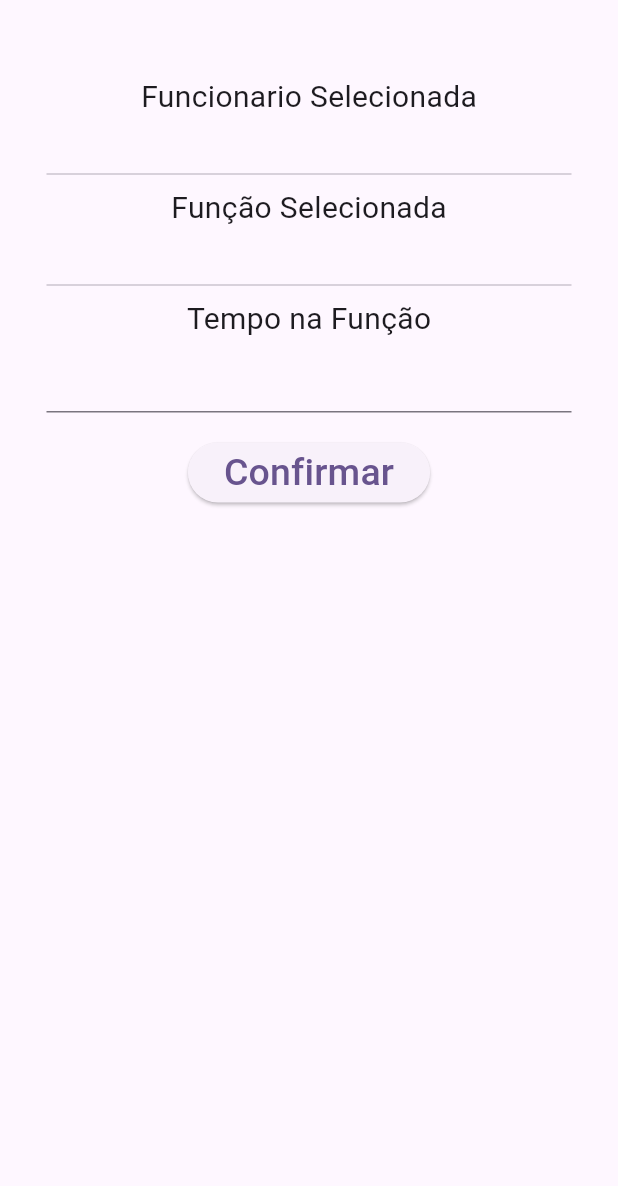
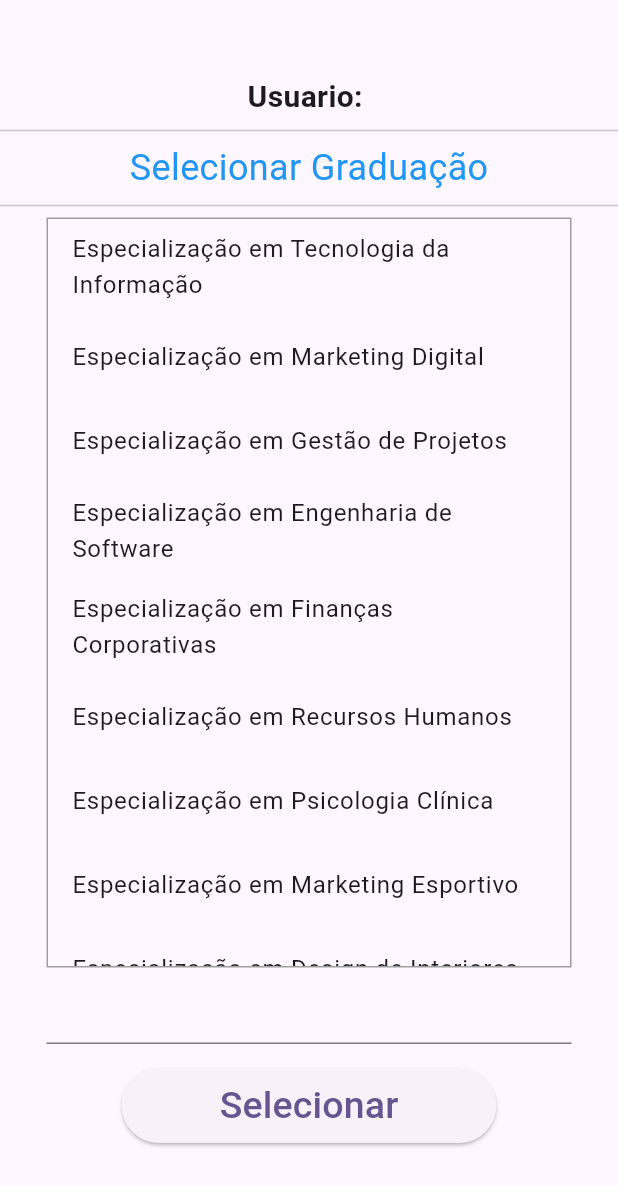
Before and after one commit to ZeroPirata/simuladoflutter, a Flutter app: the FormsFuncoes screen opened directly with empty values, after a tap on "Selecionar", on a phone screen of 412 x 824 dp. Shown: the top 1186 px of the screen. Run offline on Flutter 3.47's test engine with Material 3 defaults, Android fonts, the phone set to English and light mode, and no system bars.

Commit message:
Envio da prova

```diff
--- a/lib/listfuncoes.dart
+++ b/lib/listfuncoes.dart
@@ -2,42 +2,59 @@ import 'package:flutter/material.dart';
 import 'package:simulado/tempofunc.dart';
 
 class FormsFuncoes extends StatefulWidget {
-  const FormsFuncoes({super.key, required this.funcionario});
+  const FormsFuncoes({super.key, required this.curso, required this.conclusaoTecnico, required this.user});
 
-  final String funcionario;
+  final String curso;
+  final String user;
+  final TextEditingController conclusaoTecnico;
 
   @override
   State<FormsFuncoes> createState() => _FormsFuncoesState();
 }
 
 class _FormsFuncoesState extends State<FormsFuncoes> {
-  List<String> funcoesDaEmpresa = [
-    "Gerente Geral",
-    "Gerente de Recursos Humanos",
-    "Gerente de Vendas",
-    "Gerente de Marketing",
-    "Gerente de Finanças",
-    "Analista de Dados",
-    "Desenvolvedor de Software",
-    "Designer Gráfico",
-    "Especialista em Marketing Digital",
-    "Gerente de Projetos",
-    "Assistente Administrativo",
-    "Analista de Recursos Humanos",
-    "Contador",
-    "Analista de Qualidade",
-    "Analista de Suporte Técnico",
+  final List<String> niveisGraduacao = [
+    "Bacharelado",
+    "Licenciatura",
+    "Mestrado",
+    "Doutorado",
+    "Pós-Graduação",
+    "Graduação Tecnológica",
+    "Especialização",
+    "Diploma",
+    "Associado",
+    "Certificação",
   ];
+
   String _selectItem = "";
   void changeSelectedItem(String e) {
     setState(() {
       _selectItem = e;
     });
   }
+  TextEditingController _conclusao = TextEditingController();
+  @override
+  void dispose() {
+    _conclusao.dispose();
+    super.dispose();
+  }
+
+    void handleConclusao(TextEditingController e) {
+    setState(() {
+      _conclusao = e;
+    });
+  }
+
+
 
   @override
   Widget build(BuildContext context) {
-    String funcionario = widget.funcionario;
+
+    String userCurso = widget.curso;
+    String user = widget.user;
+    String conclusaoUser = widget.conclusaoTecnico.text;
+
+
     return Scaffold(
         body: Align(
       alignment: Alignment.center,
@@ -47,12 +64,12 @@ class _FormsFuncoesState extends State<FormsFuncoes> {
         children: [
           const SizedBox(height: 50.0),
           Text(
-            "Funcionario Selecionado\n$funcionario",
+            "Usuario: $user",
             style: const TextStyle(fontWeight: FontWeight.bold, fontSize: 20),
           ),
           const Divider(),
           const Text(
-            'Selecionar Função',
+            'Selecionar Graduação',
             style: TextStyle(fontSize: 24.0, color: Colors.blue),
           ),
           const Divider(),
@@ -67,22 +84,31 @@ class _FormsFuncoesState extends State<FormsFuncoes> {
             ),
             child: ListView.builder(
               shrinkWrap: true,
-              itemCount: funcoesDaEmpresa.length,
+              itemCount: niveisGraduacao.length,
               itemBuilder: (BuildContext context, int index) {
                 return ListTile(
-                  title: _selectItem == funcoesDaEmpresa[index]
+                  title: _selectItem == niveisGraduacao[index]
                       ? Text(
-                          funcoesDaEmpresa[index],
+                          niveisGraduacao[index],
                           style: const TextStyle(color: Colors.red),
                         )
-                      : Text(funcoesDaEmpresa[index]),
+                      : Text(niveisGraduacao[index]),
                   onTap: () {
-                    changeSelectedItem(funcoesDaEmpresa[index]);
+                    changeSelectedItem(niveisGraduacao[index]);
                   },
                 );
               },
             ),
           ),
+          const SizedBox(height: 16.0),
+            SizedBox(
+              width: 350,
+              height: 35,
+              child: TextField(
+                  controller: _conclusao,
+                  keyboardType: TextInputType.number,
+                )
+            ),
           const SizedBox(height: 16.0),
           SizedBox(
             width: 250,
@@ -93,8 +119,11 @@ class _FormsFuncoesState extends State<FormsFuncoes> {
                     context,
                     MaterialPageRoute(
                         builder: (context) => TempoFunc(
-                              funcionario: funcionario,
-                              funcao: _selectItem,
+                              usuario: user,
+                              curso: userCurso,
+                              cursoTempo: conclusaoUser,
+                              graduacao: _selectItem,
+                              graduacaoTempo: _conclusao.text,
                             )));
               },
               style: ElevatedButton.styleFrom(
--- a/lib/tempofunc.dart
+++ b/lib/tempofunc.dart
@@ -2,10 +2,19 @@ import 'package:flutter/material.dart';
 import 'package:simulado/ultimatela.dart';
 
 class TempoFunc extends StatefulWidget {
-  const TempoFunc({super.key, required this.funcionario, required this.funcao});
+  const TempoFunc(
+      {super.key,
+      required this.usuario,
+      required this.curso,
+      required this.graduacao,
+      required this.graduacaoTempo,
+      required this.cursoTempo});
 
-  final String funcionario;
-  final String funcao;
+  final String usuario;
+  final String curso;
+  final String graduacao;
+  final String graduacaoTempo;
+  final String cursoTempo;
 
   @override
   State<TempoFunc> createState() => _FormsTempoFunc();
@@ -20,54 +29,126 @@ class _FormsTempoFunc extends State<TempoFunc> {
     });
   }
 
+  String _selectItem = "";
+  void changeSelectedItem(String e) {
+    setState(() {
+      _selectItem = e;
+    });
+  }
+
+  final List<String> especializacoes = [
+    "Especialização em Tecnologia da Informação",
+    "Especialização em Marketing Digital",
+    "Especialização em Gestão de Projetos",
+    "Especialização em Engenharia de Software",
+    "Especialização em Finanças Corporativas",
+    "Especialização em Recursos Humanos",
+    "Especialização em Psicologia Clínica",
+    "Especialização em Marketing Esportivo",
+    "Especialização em Design de Interiores",
+    "Especialização em Medicina Cardiológica",
+    "Especialização em Educação Inclusiva",
+    "Especialização em Nutrição Clínica",
+    "Especialização em Direito do Trabalho",
+    "Especialização em Energias Renováveis",
+    "Especialização em Logística e Cadeia de Suprimentos",
+  ];
+
+  TextEditingController _conclusao = TextEditingController();
+  @override
+  void dispose() {
+    _conclusao.dispose();
+    super.dispose();
+  }
+
+  void handleConclusao(TextEditingController e) {
+    setState(() {
+      _conclusao = e;
+    });
+  }
+
   @override
   Widget build(BuildContext context) {
-    String funcionario = widget.funcionario;
-    String funcao = widget.funcao;
+    String usuario = widget.usuario;
     return Scaffold(
         body: Align(
+      alignment: Alignment.center,
       child: Column(
+        crossAxisAlignment: CrossAxisAlignment.center,
+        mainAxisSize: MainAxisSize.max,
         children: [
           const SizedBox(height: 50.0),
-          SizedBox(
-            width: 350,
-            child: Column(
-              children: [
           Text(
-                  "Funcionario Selecionada\n$funcionario",
-                  style: const TextStyle(fontSize: 20),
-                ),
-                const Divider(),
-                Text(
-                  "Função Selecionada\n$funcao",
-                  style: const TextStyle(fontSize: 20),
+            "Usuario: $usuario",
+            style: const TextStyle(fontWeight: FontWeight.bold, fontSize: 20),
           ),
           const Divider(),
           const Text(
-                  "Tempo na Função",
-                  style: TextStyle(fontSize: 20),
+            'Selecionar Graduação',
+            style: TextStyle(fontSize: 24.0, color: Colors.blue),
           ),
-                TextField(
-                  controller: tempoFuncao,
+          const Divider(),
+          Container(
+            width: 350,
+            height: 500,
+            decoration: BoxDecoration(
+              border: Border.all(
+                color: Colors.grey,
+                width: 1.0,
+              ),
+            ),
+            child: ListView.builder(
+              shrinkWrap: true,
+              itemCount: especializacoes.length,
+              itemBuilder: (BuildContext context, int index) {
+                return ListTile(
+                  title: _selectItem == especializacoes[index]
+                      ? Text(
+                          especializacoes[index],
+                          style: const TextStyle(color: Colors.red),
+                        )
+                      : Text(especializacoes[index]),
+                  onTap: () {
+                    changeSelectedItem(especializacoes[index]);
+                  },
+                );
+              },
+            ),
+          ),
+          const SizedBox(height: 16.0),
+          SizedBox(
+              width: 350,
+              height: 35,
+              child: TextField(
+                controller: _conclusao,
                 keyboardType: TextInputType.number,
-                ),
-                const SizedBox(height: 16),
-                ElevatedButton(
-                  onPressed: () => {
+              )),
+          const SizedBox(height: 16.0),
+          SizedBox(
+            width: 250,
+            height: 50,
+            child: ElevatedButton(
+              onPressed: () {
                 Navigator.push(
                     context,
                     MaterialPageRoute(
-                            builder: (context) => const TelaFinal()))
+                        builder: (context) => TelaFinal(
+                              usuario: widget.usuario,
+                              curso: widget.curso,
+                              cursoTempo: widget.cursoTempo,
+                              graduacao: widget.graduacao,
+                              graduacaoTempo: widget.graduacaoTempo,
+                              especializaocao: _selectItem,
+                              especializacaoTempo: _conclusao.text
+                            )));
               },
               style: ElevatedButton.styleFrom(
                 alignment: Alignment.center,
               ),
               child: const Text(
-                    "Confirmar",
+                "Selecionar",
                 style: TextStyle(fontSize: 25),
               ),
-                )
-              ],
             ),
           )
         ],
```
Also changed, not shown: lib/home.dart (+31 -1 lines), lib/listfunc.dart (+55 -19 lines), lib/ultimatela.dart (+29 -16 lines). Lines whose indentation alone changed are shown as unchanged.
